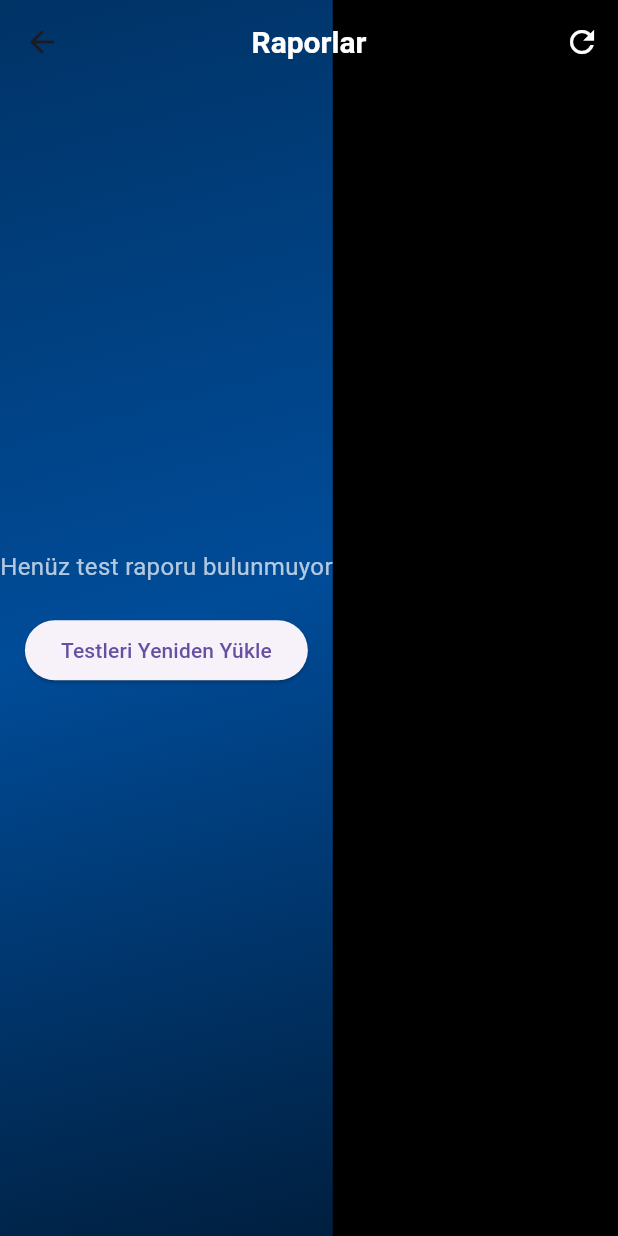
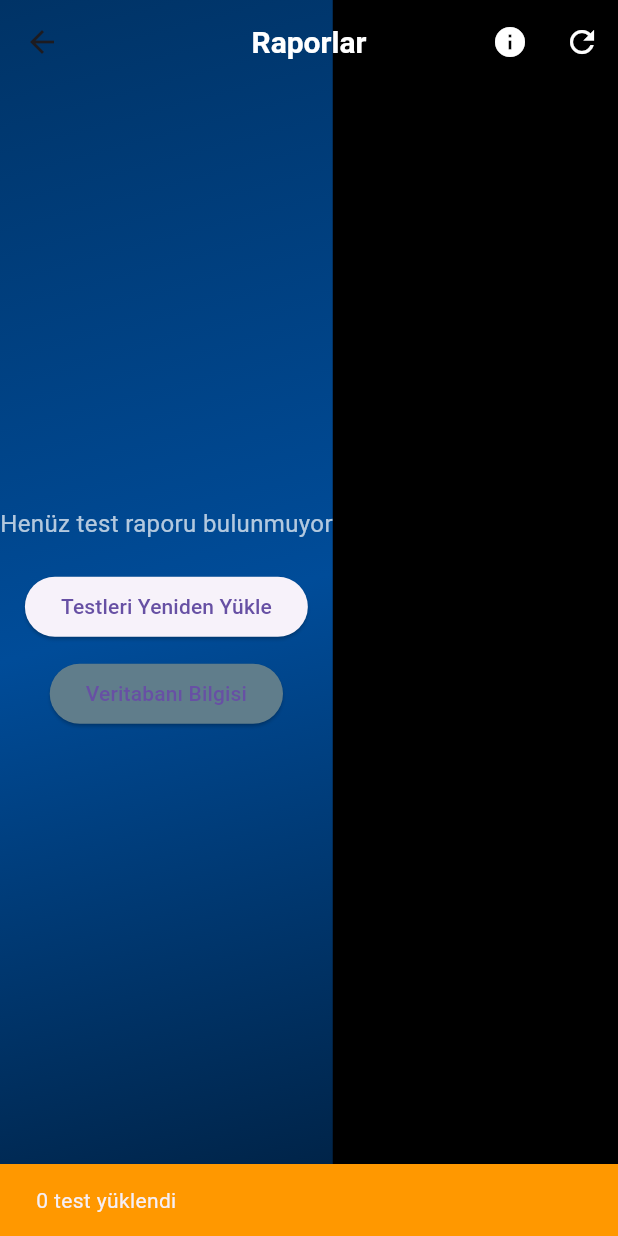
Before and after one commit to ardaaskinn01/Yigit-Technic-Bluetooth-App, a Flutter app: the RaporlarEkrani screen opened by its route, after a tap on "Testleri Yeniden Yükle", on a phone screen of 412 x 824 dp. Run offline on Flutter 3.47's test engine with Material 3 defaults, Android fonts, the phone set to English and light mode, and no system bars; our stand-ins replace fl_chart, flutter_bluetooth_serial, pdf, permission_handler, printing, share_plus and 2 more; accounts and stored records are empty; statements that could not run were skipped.

Commit message:
first commit

```diff
--- a/lib/screens/reports_screen.dart
+++ b/lib/screens/reports_screen.dart
@@ -12,12 +12,26 @@ class RaporlarEkrani extends StatelessWidget {
   Widget build(BuildContext context) {
     final app = Provider.of<AppState>(context);
 
-    // ✅ DEBUG: Test sayısını kontrol et
-    print('📋 [REPORTS] Toplam test sayısı: ${app.completedTests.length}');
+    // ✅ GELİŞTİRİLMİŞ DEBUG: Detaylı bilgi
+    print('📋 [REPORTS DEBUG] =================================');
+    print('   - Toplam test sayısı: ${app.completedTests.length}');
+    print('   - Veritabanı test sayısı: ${app.completedTests.length}');
+
+    // Testleri ID'ye göre sırala ve debug et
+    final sortedTests =
+    app.completedTests.toList()..sort((a, b) => b.tarih.compareTo(a.tarih));
+
+    print('   - Sıralanmış testler:');
+    for (int i = 0; i < sortedTests.length; i++) {
+      print(
+        '     ${i + 1}. ${sortedTests[i].testAdi} - ${sortedTests[i].tarih} - ID: ${sortedTests[i].id}',
+      );
+    }
 
     // Testleri ters çevir (en son test en yukarıda)
-    final reversedTests = app.completedTests.reversed.toList();
-    print('📋 [REPORTS] Ters çevrilmiş test sayısı: ${reversedTests.length}');
+    final reversedTests = sortedTests; // Zaten sıralı, ters çevirmeye gerek yok
+    print('📋 [REPORTS] Gösterilecek test sayısı: ${reversedTests.length}');
+    print('📋 [REPORTS DEBUG] =================================');
 
     return Scaffold(
       extendBodyBehindAppBar: true,
@@ -34,24 +48,37 @@ class RaporlarEkrani extends StatelessWidget {
         ),
         centerTitle: true,
         actions: [
+          // ✅ VERİTABANI BİLGİ BUTONU
+          IconButton(
+            icon: const Icon(Icons.info, color: Colors.white),
+            tooltip: 'Veritabanı Bilgisi',
+            onPressed: () => _showDatabaseInfo(context, app),
+          ),
           if (app.completedTests.isNotEmpty)
             IconButton(
               icon: const Icon(Icons.delete_sweep, color: Colors.white),
               tooltip: 'Tüm Raporları Sil',
               onPressed: () => _showDeleteConfirmationDialog(context, app),
             ),
-          // ✅ DEBUG: Yenile butonu ekle
+          // ✅ GELİŞTİRİLMİŞ YENİLE BUTONU
           IconButton(
             icon: const Icon(Icons.refresh, color: Colors.white),
             tooltip: 'Yenile',
-            onPressed: () {
-              app.loadTestsFromLocal();
+            onPressed: () async {
+              print('🔄 Manuel yenileme başlatıldı');
+
+              // Veritabanından yeniden yükle
+              await app.loadTestsFromLocal();
+
+              // State'i güncelle
+              if (context.mounted) {
                 ScaffoldMessenger.of(context).showSnackBar(
-                const SnackBar(
-                  content: Text('Raporlar yenilendi'),
+                  SnackBar(
+                    content: Text('${app.completedTests.length} test yüklendi'),
                     backgroundColor: Colors.green,
                   ),
                 );
+              }
             },
           ),
         ],
@@ -73,12 +100,38 @@ class RaporlarEkrani extends StatelessWidget {
               style: TextStyle(color: Colors.white70, fontSize: 16),
             ),
             const SizedBox(height: 20),
-            // ✅ DEBUG: Manuel yükleme butonu
+            // ✅ GELİŞTİRİLMİŞ MANUEL YÜKLEME
+            Column(
+              children: [
                 ElevatedButton(
-              onPressed: () {
-                app.loadTestsFromLocal();
+                  onPressed: () async {
+                    print('🔄 Testleri yeniden yükle butonu tıklandı');
+                    await app.loadTestsFromLocal();
+
+                    if (context.mounted) {
+                      ScaffoldMessenger.of(context).showSnackBar(
+                        SnackBar(
+                          content: Text(
+                            '${app.completedTests.length} test yüklendi',
+                          ),
+                          backgroundColor: app.completedTests.isEmpty
+                              ? Colors.orange
+                              : Colors.green,
+                        ),
+                      );
+                    }
                   },
                   child: const Text('Testleri Yeniden Yükle'),
+                ),
+                const SizedBox(height: 10),
+                ElevatedButton(
+                  onPressed: () => _showDatabaseInfo(context, app),
+                  style: ElevatedButton.styleFrom(
+                    backgroundColor: Colors.blueGrey,
+                  ),
+                  child: const Text('Veritabanı Bilgisi'),
+                ),
+              ],
             ),
           ],
         )
@@ -91,12 +144,63 @@ class RaporlarEkrani extends StatelessWidget {
           ),
           itemBuilder: (context, index) {
             final t = reversedTests[index];
-            print('📋 [REPORTS] Gösterilen test: ${t.testAdi}');
+            print(
+              '📋 [REPORTS] Gösterilen test: ${t.testAdi} - ${t.tarih}',
+            );
             return _buildTestItem(context, t, app);
           },
         ),
       ),
     );
+  }
+
+  // ✅ DÜZELTİLDİ: Veritabanı bilgisi göster - async metod
+  void _showDatabaseInfo(BuildContext context, AppState app) async {
+    try {
+      final dbInfo = await app.getDatabaseInfo();
+      final tableExists = await app.isTableExists();
+
+      if (context.mounted) {
+        showDialog(
+          context: context,
+          builder: (context) => AlertDialog(
+            title: const Text('Veritabanı Bilgisi'),
+            content: Column(
+              mainAxisSize: MainAxisSize.min,
+              crossAxisAlignment: CrossAxisAlignment.start,
+              children: [
+                Text('Toplam Test: ${dbInfo['totalTests']}'),
+                Text('Son Test: ${dbInfo['latestTestName'] ?? "YOK"}'),
+                if (dbInfo['latestTestDate'] != null)
+                  Text(
+                    'Son Test Tarihi: ${DateFormat('dd.MM.yyyy HH:mm').format(dbInfo['latestTestDate']!)}',
+                  ),
+                const SizedBox(height: 10),
+                Text('UI Liste: ${app.completedTests.length} test'),
+                const SizedBox(height: 10),
+                Text('Tablo Var Mı: ${tableExists ? "EVET" : "HAYIR"}'),
+              ],
+            ),
+            actions: [
+              TextButton(
+                onPressed: () => Navigator.of(context).pop(),
+                child: const Text('Kapat'),
+              ),
+            ],
+          ),
+        );
+      }
+    } catch (e) {
+      print('❌ Veritabanı bilgisi alma hatası: $e');
+      if (context.mounted) {
+        ScaffoldMessenger.of(context).showSnackBar(
+          SnackBar(
+            content: Text('Veritabanı bilgisi alınamadı: $e'),
+            backgroundColor: Colors.red,
+          ),
+        );
+      }
+    }
   }
 
   Widget _buildTestItem(BuildContext context, dynamic t, AppState app) {
@@ -129,11 +233,7 @@ class RaporlarEkrani extends StatelessWidget {
             color: _getStatusColor(t.sonuc),
             shape: BoxShape.circle,
           ),
-          child: Icon(
-            _getStatusIcon(t.sonuc),
-            color: Colors.white,
-            size: 20,
-          ),
+          child: Icon(_getStatusIcon(t.sonuc), color: Colors.white, size: 20),
         ),
         title: Text(
           t.testAdi,
@@ -180,9 +280,7 @@ class RaporlarEkrani extends StatelessWidget {
         ),
         onTap: () => Navigator.push(
           context,
-          MaterialPageRoute(
-            builder: (_) => RaporDetayEkrani(test: t),
-          ),
+          MaterialPageRoute(builder: (_) => RaporDetayEkrani(test: t)),
         ),
       ),
     );
@@ -233,12 +331,17 @@ class RaporlarEkrani extends StatelessWidget {
     }
   }
 
-  Future<bool> _showDeleteSingleDialog(BuildContext context, String testName) async {
+  Future<bool> _showDeleteSingleDialog(
+      BuildContext context,
+      String testName,
+      ) async {
     return await showDialog<bool>(
       context: context,
       builder: (context) => AlertDialog(
         title: const Text('Raporu Sil'),
-        content: Text('"$testName" raporunu silmek istediğinizden emin misiniz?'),
+        content: Text(
+          '"$testName" raporunu silmek istediğinizden emin misiniz?',
+        ),
         actions: [
           TextButton(
             onPressed: () => Navigator.of(context).pop(false),
@@ -260,7 +363,9 @@ class RaporlarEkrani extends StatelessWidget {
       context: context,
       builder: (context) => AlertDialog(
         title: const Text('Tüm Raporları Sil'),
-        content: const Text('Tüm test raporlarını silmek istediğinizden emin misiniz? Bu işlem geri alınamaz.'),
+        content: const Text(
+          'Tüm test raporlarını silmek istediğinizden emin misiniz? Bu işlem geri alınamaz.',
+        ),
         actions: [
           TextButton(
             onPressed: () => Navigator.of(context).pop(),
@@ -279,7 +384,11 @@ class RaporlarEkrani extends StatelessWidget {
     );
   }
 
-  void _deleteSingleTest(BuildContext context, AppState app, TestVerisi test) async {
+  void _deleteSingleTest(
+      BuildContext context,
+      AppState app,
+      TestVerisi test,
+      ) async {
     try {
       await app.deleteTest(test);
 
--- a/lib/screens/test_screen.dart
+++ b/lib/screens/test_screen.dart
@@ -23,7 +23,10 @@ class _TestScreenState extends State<TestScreen> {
     super.initState();
     WidgetsBinding.instance.addPostFrameCallback((_) {
       _app = Provider.of<AppState>(context, listen: false);
-      _app.onTestCompleted = _onTestCompleted; // ✅ Bu atama çalışıyor mu?
+
+      // ✅ CALLBACK'İ GÜVENLİ ŞEKİLDE AYARLA
+      _app.onTestCompleted = _onTestCompleted;
+      print('[DEBUG] Callback ayarlandı: ${_app.onTestCompleted != null}');
     });
   }
 
--- a/lib/services/database.dart
+++ b/lib/services/database.dart
@@ -17,6 +17,9 @@ class DatabaseService {
 
   Future<Database> _initDatabase() async {
     String path = join(await getDatabasesPath(), 'mekatronik_tests.db');
+
+    print('[DATABASE] Veritabanı yolu: $path');
+
     return await openDatabase(
       path,
       version: 1,
@@ -25,6 +28,7 @@ class DatabaseService {
   }
 
   Future<void> _createDatabase(Database db, int version) async {
+    print('[DATABASE] Tablo oluşturuluyor...');
     await db.execute('''
       CREATE TABLE tests(
         id INTEGER PRIMARY KEY AUTOINCREMENT,
@@ -38,53 +42,89 @@ class DatabaseService {
         fazPuanlari TEXT
       )
     ''');
+    print('[DATABASE] Tablo başarıyla oluşturuldu');
   }
 
   // Test ekleme
   Future<int> insertTest(TestVerisi test) async {
     final db = await database;
+
+    print('[DATABASE] Test kaydediliyor: ${test.testAdi}');
+    print('[DATABASE] Test verisi: ${test.toDbMap()}');
+
+    try {
       final id = await db.insert('tests', test.toDbMap());
+      print('[DATABASE] ✅ Test kaydedildi: ${test.testAdi} (ID: $id)');
 
-    print('[DATABASE] Test kaydedildi: ${test.testAdi} (ID: $id)');
-
-    // ✅ YENİ: Kayıt sonrası test et
+      // ✅ KAYIT SONRASI DOĞRULAMA
       final verify = await db.query('tests', where: 'id = ?', whereArgs: [id]);
       if (verify.isEmpty) {
-      print('[DATABASE HATA] Test kaydı doğrulanamadı!');
+        print('[DATABASE] ❌ HATA: Test kaydı doğrulanamadı!');
       } else {
-      print('[DATABASE] Test kaydı doğrulandı');
+        print('[DATABASE] ✅ Test kaydı doğrulandı');
+
+        // Tüm kayıtları say
+        final allRecords = await db.query('tests');
+        print('[DATABASE] 📊 Toplam kayıt sayısı: ${allRecords.length}');
       }
 
       return id;
+    } catch (e) {
+      print('[DATABASE] ❌ Kayıt hatası: $e');
+      rethrow;
+    }
   }
 
   // Tüm testleri getir
   Future<List<TestVerisi>> getTests() async {
     final db = await database;
-    final List<Map<String, dynamic>> maps = await db.query('tests', orderBy: 'tarih DESC');
+
+    print('[DATABASE] Testler yükleniyor...');
+
+    try {
+      final List<Map<String, dynamic>> maps = await db.query(
+          'tests',
+          orderBy: 'tarih DESC',
+          limit: 100 // Maksimum 100 kayıt
+      );
+
+      print('[DATABASE] 📊 ${maps.length} test yüklendi');
+
+      // Debug için ilk 3 kaydı göster
+      for (int i = 0; i < maps.length && i < 3; i++) {
+        print('[DATABASE]   ${i + 1}. ${maps[i]['testAdi']} - ${DateTime.fromMillisecondsSinceEpoch(maps[i]['tarih'] as int)}');
+      }
 
       return List.generate(maps.length, (i) {
         return TestVerisi.fromDbMap(maps[i]);
       });
+    } catch (e) {
+      print('[DATABASE] ❌ Yükleme hatası: $e');
+      return [];
+    }
   }
 
   // Test silme
   Future<void> deleteTest(int id) async {
     final db = await database;
     await db.delete('tests', where: 'id = ?', whereArgs: [id]);
+    print('[DATABASE] Test silindi: ID $id');
   }
 
   // Tüm testleri silme
   Future<void> deleteAllTests() async {
     final db = await database;
     await db.delete('tests');
+    print('[DATABASE] Tüm testler silindi');
   }
 
-  // ✅ YENİ: Veritabanı bilgilerini getir
+  // ✅ VERİTABANI BİLGİLERİNİ GETİR
   Future<Map<String, dynamic>> getDatabaseInfo() async {
     final db = await database;
 
     try {
+      print('[DATABASE] Veritabanı bilgisi alınıyor...');
+
       // Toplam test sayısı
       final countResult = await db.rawQuery('SELECT COUNT(*) as count FROM tests');
       final totalTests = countResult.first['count'] as int? ?? 0;
@@ -107,32 +147,51 @@ class DatabaseService {
         }
       }
 
+      // Tüm tablo bilgisi
+      final tables = await db.rawQuery("SELECT name FROM sqlite_master WHERE type='table'");
+
+      print('[DATABASE] 📊 Veritabanı bilgisi:');
+      print('   - Toplam test: $totalTests');
+      print('   - Son test: $latestTestName');
+      print('   - Son test tarihi: $latestTestDate');
+      print('   - Tablolar: ${tables.map((t) => t['name']).toList()}');
+
       return {
         'totalTests': totalTests,
         'latestTestName': latestTestName,
         'latestTestDate': latestTestDate,
+        'tables': tables.map((t) => t['name'] as String).toList(),
       };
     } catch (e) {
-      print('Veritabanı bilgisi alma hatası: $e');
+      print('[DATABASE] ❌ Veritabanı bilgisi alma hatası: $e');
       return {
         'totalTests': 0,
         'latestTestName': null,
         'latestTestDate': null,
+        'tables': [],
       };
     }
   }
 
-  // ✅ YENİ: Tablo var mı kontrol et
+  // ✅ TABLO VAR MI KONTROL ET
   Future<bool> isTableExists() async {
     final db = await database;
     try {
       final result = await db.rawQuery(
           "SELECT name FROM sqlite_master WHERE type='table' AND name='tests'"
       );
-      return result.isNotEmpty;
+      final exists = result.isNotEmpty;
+      print('[DATABASE] Tablo kontrolü: ${exists ? "VAR" : "YOK"}');
+      return exists;
     } catch (e) {
+      print('[DATABASE] ❌ Tablo kontrol hatası: $e');
       return false;
     }
   }
 
+  // ✅ VERİTABANI YOLUNU GETİR (Debug için)
+  Future<String> getDatabasePath() async {
+    final db = await database;
+    return db.path;
   }
+}
--- a/lib/widgets/valve_status_panel.dart
+++ b/lib/widgets/valve_status_panel.dart
@@ -51,22 +51,15 @@ class ValveStatusPanel extends StatelessWidget {
   }
 
   Widget _valveItem(String name, String func, bool isActive) {
-    // K1/K2 valfleri için özel renk
-    bool isK1K2Valve = name == 'N435' || name == 'N439';
-    Color activeColor = isK1K2Valve ? Colors.orangeAccent : Colors.greenAccent;
-    Color inactiveColor = isK1K2Valve ? Colors.orange.withOpacity(0.3) : Colors.grey;
-
     return AnimatedContainer(
-      duration: const Duration(milliseconds: 200),
+      duration: const Duration(milliseconds: 150), // Daha kısa animasyon
       curve: Curves.easeInOut,
       padding: const EdgeInsets.all(8),
       decoration: BoxDecoration(
-        color: isActive
-            ? activeColor.withOpacity(0.15)
-            : Colors.white10,
+        color: isActive ? Colors.green.withOpacity(0.15) : Colors.white10,
         border: Border(
           left: BorderSide(
-            color: isActive ? activeColor : inactiveColor,
+            color: isActive ? Colors.greenAccent : Colors.white24,
             width: 4,
           ),
         ),
@@ -74,13 +67,13 @@ class ValveStatusPanel extends StatelessWidget {
       ),
       child: Row(
         children: [
-          // Durum göstergesi
+          // Durum göstergesi - daha stabil
           Container(
             width: 10,
             height: 10,
             decoration: BoxDecoration(
               shape: BoxShape.circle,
-              color: isActive ? activeColor : inactiveColor,
+              color: isActive ? Colors.greenAccent : Colors.grey,
             ),
           ),
           const SizedBox(width: 8),
@@ -90,25 +83,17 @@ class ValveStatusPanel extends StatelessWidget {
               mainAxisAlignment: MainAxisAlignment.center,
               children: [
                 Text(name,
-                    style: TextStyle(
+                    style: const TextStyle(
                         fontWeight: FontWeight.bold,
-                        color: isActive ? activeColor : Colors.white,
+                        color: Colors.white,
                         fontSize: 13)),
                 Text(func,
-                    style: TextStyle(
-                        fontSize: 10,
-                        color: isActive ? activeColor.withOpacity(0.8) : Colors.white70),
+                    style: const TextStyle(
+                        fontSize: 10, color: Colors.white70),
                     overflow: TextOverflow.ellipsis),
               ],
             ),
           ),
-          // K1K2 modu göstergesi
-          if (isK1K2Valve)
-            Icon(
-              Icons.settings,
-              size: 12,
-              color: isActive ? activeColor : inactiveColor,
-            ),
         ],
       ),
     );
```
Also changed, not shown: lib/providers/app_state.dart (+45 -27 lines), lib/widgets/k1k2_system_control.dart (+11 -3 lines). Lines whose indentation alone changed are shown as unchanged.
